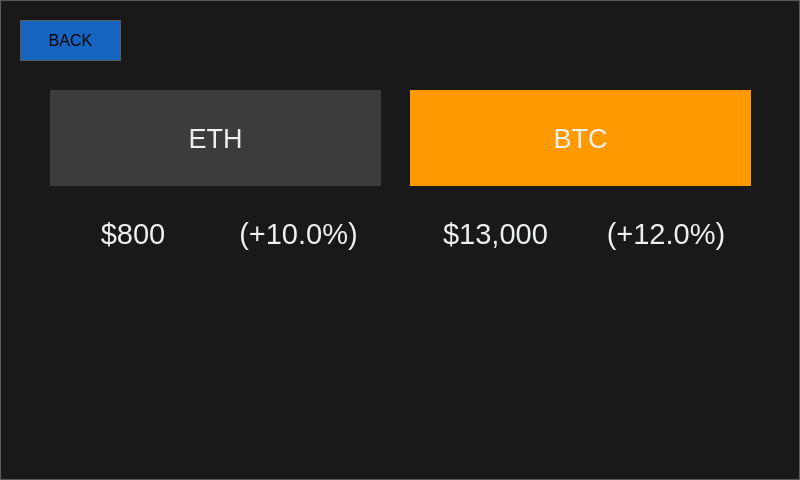
Before: the Qt Designer form ui/crypto.ui in arman-ashrafian/RPi-TouchOS, drawn with Qt 5.
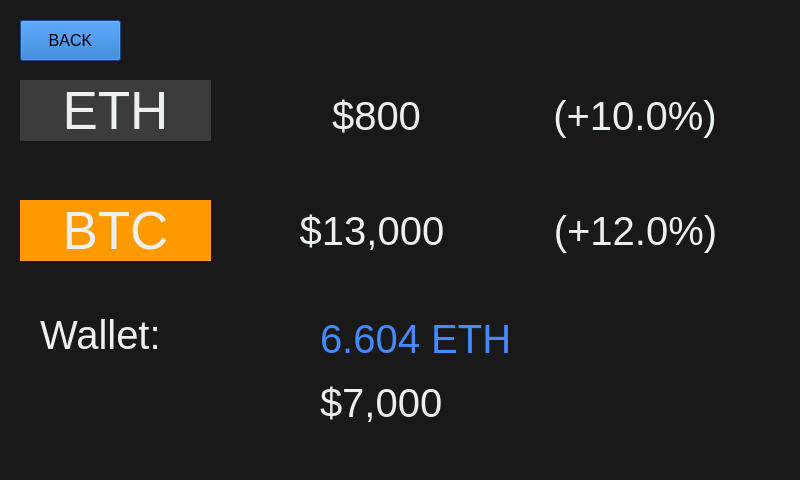
After: the same form once the commit is applied.

Commit message: get ether wallet balance

```diff
--- a/ui/crypto.ui
+++ b/ui/crypto.ui
@@ -20,290 +20,11 @@
    <string>Form</string>
   </property>
   <property name="styleSheet">
-   <string notr="true">/*
-	Copyright 2013 Emanuel Claesson
-
-	Licensed under the Apache License, Version 2.0 (the &quot;License&quot;);
-	you may not use this file except in compliance with the License.
-	You may obtain a copy of the License at
-
-		http://www.apache.org/licenses/LICENSE-2.0
-
-	Unless required by applicable law or agreed to in writing, software
-	distributed under the License is distributed on an &quot;AS IS&quot; BASIS,
-	WITHOUT WARRANTIES OR CONDITIONS OF ANY KIND, either express or implied.
-	See the License for the specific language governing permissions and
-	limitations under the License.
-*/
-
-/*
-	COLOR_DARK     = #191919
-	COLOR_MEDIUM   = #353535
-	COLOR_MEDLIGHT = #5A5A5A
-	COLOR_LIGHT    = #DDDDDD
-	COLOR_ACCENT   = #3D7848
-*/
-
-* {
+   <string notr="true">* {
 	background: #191919;
-	color: #DDDDDD;
-	border: 1px solid #5A5A5A;
+	color: white;
 }
 
-QWidget::item:selected {
-	background: #3D7848;
-}
-
-QCheckBox, QRadioButton {
-	border: none;
-}
-
-QRadioButton::indicator, QCheckBox::indicator {
-	width: 13px;
-	height: 13px;
-}
-
-QRadioButton::indicator::unchecked, QCheckBox::indicator::unchecked {
-	border: 1px solid #5A5A5A;
-	background: none;
-}
-
-QRadioButton::indicator:unchecked:hover, QCheckBox::indicator:unchecked:hover {
-	border: 1px solid #DDDDDD;
-}
-
-QRadioButton::indicator::checked, QCheckBox::indicator::checked {
-	border: 1px solid #5A5A5A;
-	background: #5A5A5A;
-}
-
-QRadioButton::indicator:checked:hover, QCheckBox::indicator:checked:hover {
-	border: 1px solid #DDDDDD;
-	background: #DDDDDD;
-}
-
-QGroupBox {
-	margin-top: 6px;
-}
-
-QGroupBox::title {
-	top: -7px;
-	left: 7px;
-}
-
-QScrollBar {
-	border: 1px solid #5A5A5A;
-	background: #191919;
-}
-
-QScrollBar:horizontal {
-	height: 15px;
-	margin: 0px 0px 0px 32px;
-}
-
-QScrollBar:vertical {
-	width: 15px;
-	margin: 32px 0px 0px 0px;
-}
-
-QScrollBar::handle {
-	background: #353535;
-	border: 1px solid #5A5A5A;
-}
-
-QScrollBar::handle:horizontal {
-	border-width: 0px 1px 0px 1px;
-}
-
-QScrollBar::handle:vertical {
-	border-width: 1px 0px 1px 0px;
-}
-
-QScrollBar::handle:horizontal {
-	min-width: 20px;
-}
-
-QScrollBar::handle:vertical {
-	min-height: 20px;
-}
-
-QScrollBar::add-line, QScrollBar::sub-line {
-	background:#353535;
-	border: 1px solid #5A5A5A;
-	subcontrol-origin: margin;
-}
-
-QScrollBar::add-line {
-	position: absolute;
-}
-
-QScrollBar::add-line:horizontal {
-	width: 15px;
-	subcontrol-position: left;
-	left: 15px;
-}
-
-QScrollBar::add-line:vertical {
-	height: 15px;
-	subcontrol-position: top;
-	top: 15px;
-}
-
-QScrollBar::sub-line:horizontal {
-	width: 15px;
-	subcontrol-position: top left;
-}
-
-QScrollBar::sub-line:vertical {
-	height: 15px;
-	subcontrol-position: top;
-}
-
-QScrollBar:left-arrow, QScrollBar::right-arrow, QScrollBar::up-arrow, QScrollBar::down-arrow {
-	border: 1px solid #5A5A5A;
-	width: 3px;
-	height: 3px;
-}
-
-QScrollBar::add-page, QScrollBar::sub-page {
-	background: none;
-}
-
-QAbstractButton:hover {
-	background: #353535;
-}
-
-QAbstractButton:pressed {
-	background: #5A5A5A;
-}
-
-QAbstractItemView {
-	show-decoration-selected: 1;
-	selection-background-color: #3D7848;
-	selection-color: #DDDDDD;
-	alternate-background-color: #353535;
-}
-
-QHeaderView {
-	border: 1px solid #5A5A5A;
-}
-
-QHeaderView::section {
-	background: #191919;
-	border: 1px solid #5A5A5A;
-	padding: 4px;
-}
-
-QHeaderView::section:selected, QHeaderView::section::checked {
-	background: #353535;
-}
-
-QTableView {
-	gridline-color: #5A5A5A;
-}
-
-QTabBar {
-	margin-left: 2px;
-}
-
-QTabBar::tab {
-	border-radius: 0px;
-	padding: 4px;
-	margin: 4px;
-}
-
-QTabBar::tab:selected {
-	background: #353535;
-}
-
-QComboBox::down-arrow {
-	border: 1px solid #5A5A5A;
-	background: #353535;
-}
-
-QComboBox::drop-down {
-	border: 1px solid #5A5A5A;
-	background: #353535;
-}
-
-QComboBox::down-arrow {
-	width: 3px;
-	height: 3px;
-	border: 1px solid #5A5A5A;
-}
-
-QAbstractSpinBox {
-	padding-right: 15px;
-}
-
-QAbstractSpinBox::up-button, QAbstractSpinBox::down-button {
-	border: 1px solid #5A5A5A;
-	background: #353535;
-	subcontrol-origin: border;
-}
-
-QAbstractSpinBox::up-arrow, QAbstractSpinBox::down-arrow {
-	width: 3px;
-	height: 3px;
-	border: 1px solid #5A5A5A;
-}
-
-QSlider {
-	border: none;
-}
-
-QSlider::groove:horizontal {
-	height: 5px;
-	margin: 4px 0px 4px 0px;
-}
-
-QSlider::groove:vertical {
-	width: 5px;
-	margin: 0px 4px 0px 4px;
-}
-
-QSlider::handle {
-	border: 1px solid #5A5A5A;
-	background: #353535;
-}
-
-QSlider::handle:horizontal {
-	width: 15px;
-	margin: -4px 0px -4px 0px;
-}
-
-QSlider::handle:vertical {
-	height: 15px;
-	margin: 0px -4px 0px -4px;
-}
-
-QSlider::add-page:vertical, QSlider::sub-page:horizontal {
-	background: #3D7848;
-}
-
-QSlider::sub-page:vertical, QSlider::add-page:horizontal {
-	background: #353535;
-}
-
-QLabel {
-	border: none;
-}
-
-QProgressBar {
-	text-align: center;
-}
-
-QProgressBar::chunk {
-	width: 1px;
-	background-color: #3D7848;
-}
-
-QMenu::separator {
-	background: #353535;
-}
-
-/** CUSTOM **/
-
 QPushButton {
 	color: black;
 	font-size: 30pt;
@@ -316,21 +37,25 @@
 
 QLabel#label_eth {
 	color: #ECF0F1;
-	font-size: 20pt;
+	font-size: 40pt;
 	background-color: #3C3C3D;
 }
 
 QLabel{
 	color: #ECF0F1;
-	font-size: 22pt;
+	font-size: 30pt;
 }
 
 QLabel#label_btc {
 	color: #ECF0F1;
-	font-size: 20pt;
+	font-size: 40pt;
 	background-color: #FF9900;
 }
 
+QLabel#label_ethbalance {
+	color: #448AFF;
+}
+
 
 </string>
   </property>
@@ -347,23 +72,65 @@
     <string>BACK</string>
    </property>
   </widget>
-  <widget class="QWidget" name="layoutWidget">
+  <widget class="QLabel" name="label">
    <property name="geometry">
     <rect>
-     <x>410</x>
-     <y>90</y>
-     <width>341</width>
-     <height>191</height>
+     <x>40</x>
+     <y>310</y>
+     <width>124</width>
+     <height>49</height>
     </rect>
    </property>
-   <layout class="QVBoxLayout" name="verticalLayout_2">
-    <property name="spacing">
-     <number>0</number>
-    </property>
+   <property name="text">
+    <string>Wallet:</string>
+   </property>
+  </widget>
+  <widget class="QLabel" name="label_eth">
+   <property name="geometry">
+    <rect>
+     <x>20</x>
+     <y>80</y>
+     <width>191</width>
+     <height>61</height>
+    </rect>
+   </property>
+   <property name="text">
+    <string>ETH</string>
+   </property>
+   <property name="alignment">
+    <set>Qt::AlignCenter</set>
+   </property>
+  </widget>
+  <widget class="QLabel" name="label_btc">
+   <property name="geometry">
+    <rect>
+     <x>20</x>
+     <y>200</y>
+     <width>191</width>
+     <height>61</height>
+    </rect>
+   </property>
+   <property name="text">
+    <string>BTC</string>
+   </property>
+   <property name="alignment">
+    <set>Qt::AlignCenter</set>
+   </property>
+  </widget>
+  <widget class="QWidget" name="">
+   <property name="geometry">
+    <rect>
+     <x>250</x>
+     <y>70</y>
+     <width>511</width>
+     <height>91</height>
+    </rect>
+   </property>
+   <layout class="QHBoxLayout" name="horizontalLayout">
     <item>
-     <widget class="QLabel" name="label_btc">
+     <widget class="QLabel" name="label_eth_price">
       <property name="text">
-       <string>BTC</string>
+       <string>$800</string>
       </property>
       <property name="alignment">
        <set>Qt::AlignCenter</set>
@@ -371,77 +138,72 @@
      </widget>
     </item>
     <item>
-     <layout class="QHBoxLayout" name="horizontalLayout_2">
-      <item>
-       <widget class="QLabel" name="label_btc_price">
-        <property name="text">
-         <string>$13,000</string>
-        </property>
-        <property name="alignment">
-         <set>Qt::AlignCenter</set>
-        </property>
-       </widget>
-      </item>
-      <item>
-       <widget class="QLabel" name="label_btc_delta">
-        <property name="text">
-         <string>(+12.0%)</string>
-        </property>
-        <property name="alignment">
-         <set>Qt::AlignCenter</set>
-        </property>
-       </widget>
-      </item>
-     </layout>
+     <widget class="QLabel" name="label_eth_delta">
+      <property name="text">
+       <string>(+10.0%)</string>
+      </property>
+      <property name="alignment">
+       <set>Qt::AlignCenter</set>
+      </property>
+     </widget>
     </item>
    </layout>
   </widget>
   <widget class="QWidget" name="">
    <property name="geometry">
     <rect>
-     <x>50</x>
-     <y>90</y>
-     <width>331</width>
-     <height>191</height>
+     <x>243</x>
+     <y>190</y>
+     <width>521</width>
+     <height>81</height>
+    </rect>
+   </property>
+   <layout class="QHBoxLayout" name="horizontalLayout_2">
+    <item>
+     <widget class="QLabel" name="label_btc_price">
+      <property name="text">
+       <string>$13,000</string>
+      </property>
+      <property name="alignment">
+       <set>Qt::AlignCenter</set>
+      </property>
+     </widget>
+    </item>
+    <item>
+     <widget class="QLabel" name="label_btc_delta">
+      <property name="text">
+       <string>(+12.0%)</string>
+      </property>
+      <property name="alignment">
+       <set>Qt::AlignCenter</set>
+      </property>
+     </widget>
+    </item>
+   </layout>
+  </widget>
+  <widget class="QWidget" name="">
+   <property name="geometry">
+    <rect>
+     <x>320</x>
+     <y>310</y>
+     <width>311</width>
+     <height>121</height>
     </rect>
    </property>
    <layout class="QVBoxLayout" name="verticalLayout">
-    <property name="spacing">
-     <number>0</number>
-    </property>
     <item>
-     <widget class="QLabel" name="label_eth">
+     <widget class="QLabel" name="label_ethbalance">
       <property name="text">
-       <string>ETH</string>
-      </property>
-      <property name="alignment">
-       <set>Qt::AlignCenter</set>
+       <string>6.604 ETH</string>
       </property>
      </widget>
     </item>
     <item>
-     <layout class="QHBoxLayout" name="horizontalLayout">
-      <item>
-       <widget class="QLabel" name="label_eth_price">
-        <property name="text">
-         <string>$800</string>
-        </property>
-        <property name="alignment">
-         <set>Qt::AlignCenter</set>
-        </property>
-       </widget>
-      </item>
-      <item>
-       <widget class="QLabel" name="label_eth_delta">
-        <property name="text">
-         <string>(+10.0%)</string>
-        </property>
-        <property name="alignment">
-         <set>Qt::AlignCenter</set>
-        </property>
-       </widget>
-      </item>
-     </layout>
+     <widget class="QLabel" name="label_usdbalance">
+      <property name="text">
+       <string>$7,000</string>
+      </property>
+     </widget>
     </item>
    </layout>
   </widget>
```
The commit also changes 2 other files.
